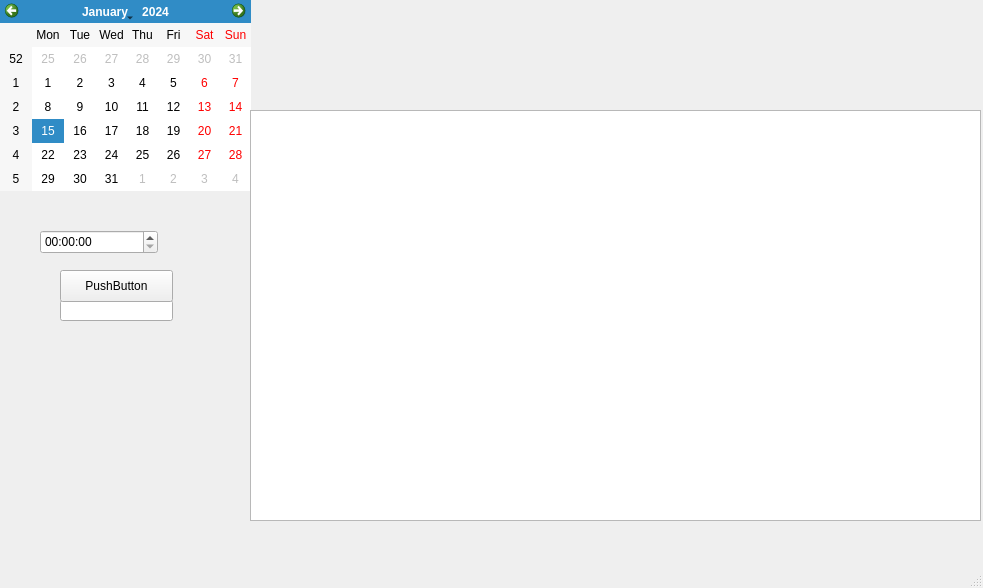
Arsen1y-dev/UID, file Задание 3. Планировщик.ui: the form before one commit.
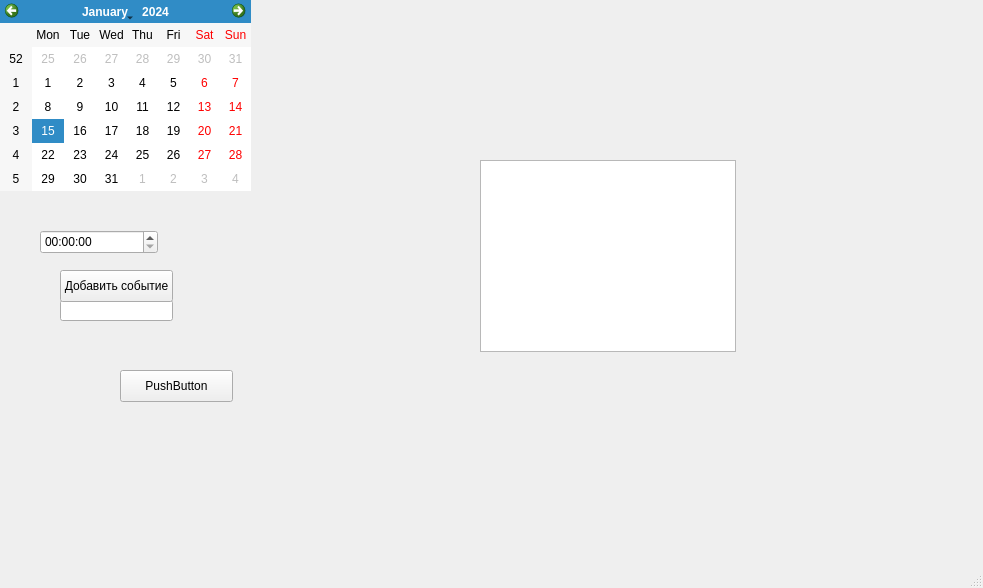
The form after the commit.

Patch:
```diff
--- a/Задание 3. Планировщик.ui
+++ b/Задание 3. Планировщик.ui
@@ -54,30 +54,32 @@
      </rect>
     </property>
     <property name="text">
+     <string>Добавить событие</string>
+    </property>
+   </widget>
+   <widget class="QPushButton" name="removeButton">
+    <property name="geometry">
+     <rect>
+      <x>120</x>
+      <y>370</y>
+      <width>113</width>
+      <height>32</height>
+     </rect>
+    </property>
+    <property name="text">
      <string>PushButton</string>
     </property>
    </widget>
-   <widget class="QTableWidget" name="tableWidget">
+   <widget class="QListWidget" name="eventList">
     <property name="geometry">
      <rect>
-      <x>250</x>
-      <y>110</y>
-      <width>731</width>
-      <height>411</height>
+      <x>480</x>
+      <y>160</y>
+      <width>256</width>
+      <height>192</height>
      </rect>
     </property>
    </widget>
-   <widget class="QWidget" name="verticalLayoutWidget">
-    <property name="geometry">
-     <rect>
-      <x>250</x>
-      <y>0</y>
-      <width>731</width>
-      <height>111</height>
-     </rect>
-    </property>
-    <layout class="QVBoxLayout" name="verticalLayout"/>
-   </widget>
   </widget>
   <widget class="QMenuBar" name="menubar">
    <property name="geometry">
```
Left out of the diff: 4 changed lines with no effect on the pictures.
